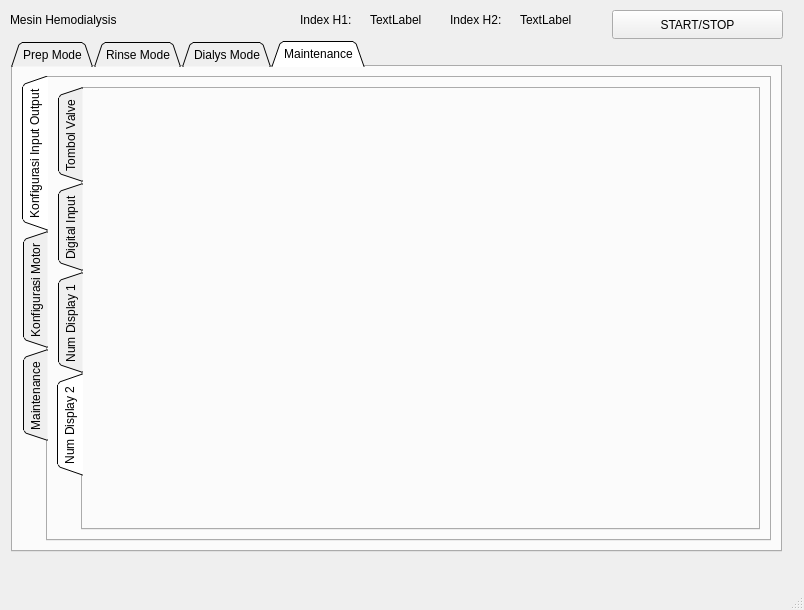
Above: mainwindow.ui from adammail42/HMI_Hemodialysis_Qt before the change. Below: the same form after it.
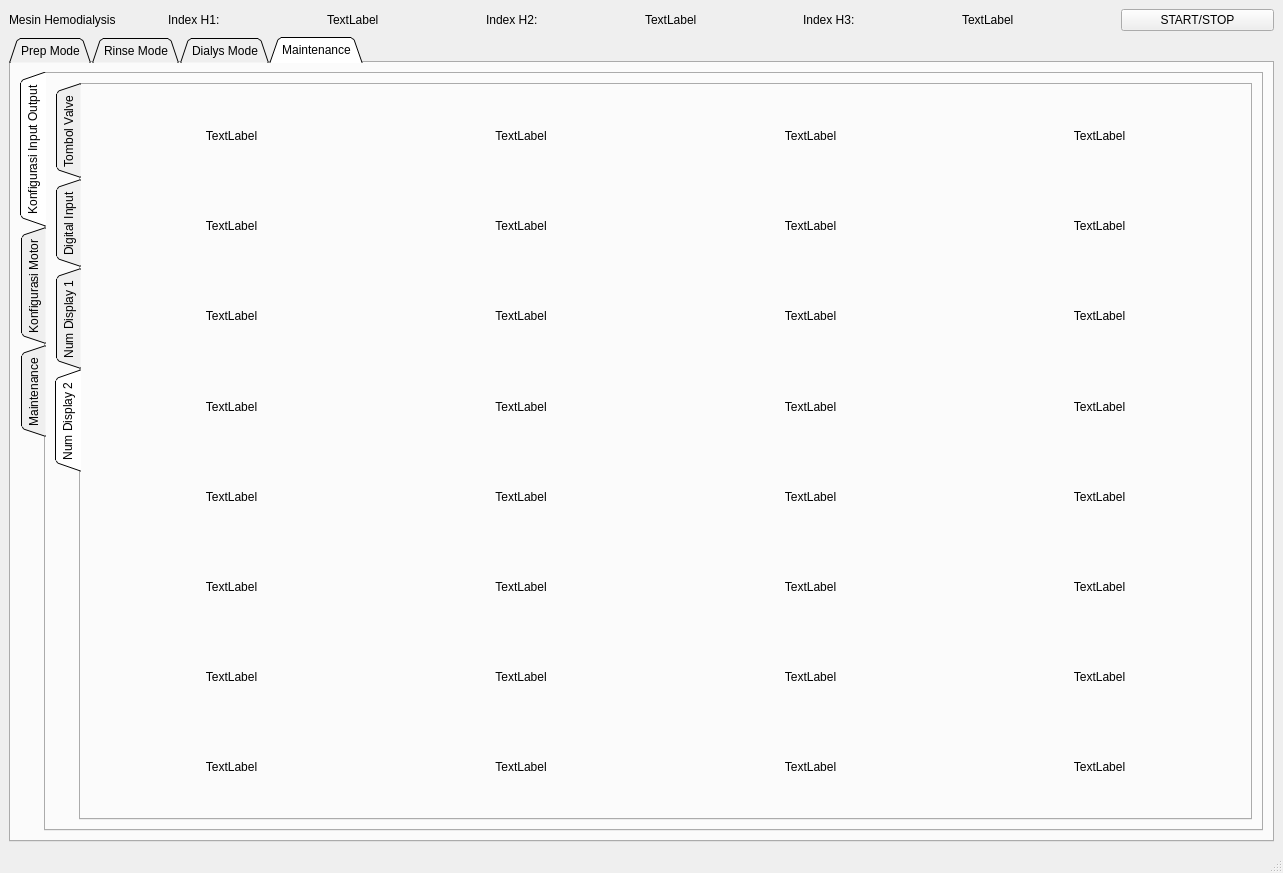
That is the form after the change. The open tabs and pages were chosen to show the change.

Diff of the .ui file:
```diff
--- a/mainwindow.ui
+++ b/mainwindow.ui
@@ -6,23 +6,38 @@
    <rect>
     <x>0</x>
     <y>0</y>
-    <width>804</width>
-    <height>610</height>
+    <width>1283</width>
+    <height>873</height>
    </rect>
   </property>
   <property name="windowTitle">
    <string>MainWindow</string>
   </property>
   <widget class="QWidget" name="centralwidget">
-   <widget class="QTabWidget" name="tabWidget">
-    <property name="geometry">
-     <rect>
-      <x>11</x>
-      <y>41</y>
-      <width>771</width>
-      <height>511</height>
-     </rect>
-    </property>
+   <layout class="QGridLayout" name="gridLayout_26">
+    <item row="0" column="5">
+     <widget class="QLabel" name="label_38">
+      <property name="text">
+       <string>Index H3:</string>
+      </property>
+     </widget>
+    </item>
+    <item row="0" column="2">
+     <widget class="QLabel" name="labelIndexH1">
+      <property name="text">
+       <string>TextLabel</string>
+      </property>
+     </widget>
+    </item>
+    <item row="0" column="3">
+     <widget class="QLabel" name="label_40">
+      <property name="text">
+       <string>Index H2:</string>
+      </property>
+     </widget>
+    </item>
+    <item row="1" column="0" colspan="8">
+     <widget class="QTabWidget" name="tabWidget_1">
     <property name="sizePolicy">
      <sizepolicy hsizetype="Preferred" vsizetype="Preferred">
       <horstretch>0</horstretch>
@@ -2129,6 +2144,328 @@
              <attribute name="title">
               <string>Num Display 2</string>
              </attribute>
+               <layout class="QGridLayout" name="gridLayout_25">
+                <item row="0" column="0">
+                 <widget class="QLabel" name="numDisplay_2_1">
+                  <property name="text">
+                   <string>TextLabel</string>
+                  </property>
+                  <property name="alignment">
+                   <set>Qt::AlignCenter</set>
+                  </property>
+                 </widget>
+                </item>
+                <item row="0" column="1">
+                 <widget class="QLabel" name="numDisplay_2_2">
+                  <property name="text">
+                   <string>TextLabel</string>
+                  </property>
+                  <property name="alignment">
+                   <set>Qt::AlignCenter</set>
+                  </property>
+                 </widget>
+                </item>
+                <item row="0" column="2">
+                 <widget class="QLabel" name="numDisplay_2_3">
+                  <property name="text">
+                   <string>TextLabel</string>
+                  </property>
+                  <property name="alignment">
+                   <set>Qt::AlignCenter</set>
+                  </property>
+                 </widget>
+                </item>
+                <item row="0" column="3">
+                 <widget class="QLabel" name="numDisplay_2_4">
+                  <property name="text">
+                   <string>TextLabel</string>
+                  </property>
+                  <property name="alignment">
+                   <set>Qt::AlignCenter</set>
+                  </property>
+                 </widget>
+                </item>
+                <item row="1" column="0">
+                 <widget class="QLabel" name="numDisplay_2_5">
+                  <property name="text">
+                   <string>TextLabel</string>
+                  </property>
+                  <property name="alignment">
+                   <set>Qt::AlignCenter</set>
+                  </property>
+                 </widget>
+                </item>
+                <item row="1" column="1">
+                 <widget class="QLabel" name="numDisplay_2_6">
+                  <property name="text">
+                   <string>TextLabel</string>
+                  </property>
+                  <property name="alignment">
+                   <set>Qt::AlignCenter</set>
+                  </property>
+                 </widget>
+                </item>
+                <item row="1" column="2">
+                 <widget class="QLabel" name="numDisplay_2_7">
+                  <property name="text">
+                   <string>TextLabel</string>
+                  </property>
+                  <property name="alignment">
+                   <set>Qt::AlignCenter</set>
+                  </property>
+                 </widget>
+                </item>
+                <item row="1" column="3">
+                 <widget class="QLabel" name="numDisplay_2_8">
+                  <property name="text">
+                   <string>TextLabel</string>
+                  </property>
+                  <property name="alignment">
+                   <set>Qt::AlignCenter</set>
+                  </property>
+                 </widget>
+                </item>
+                <item row="2" column="0">
+                 <widget class="QLabel" name="numDisplay_2_9">
+                  <property name="text">
+                   <string>TextLabel</string>
+                  </property>
+                  <property name="alignment">
+                   <set>Qt::AlignCenter</set>
+                  </property>
+                 </widget>
+                </item>
+                <item row="2" column="1">
+                 <widget class="QLabel" name="numDisplay_2_10">
+                  <property name="text">
+                   <string>TextLabel</string>
+                  </property>
+                  <property name="alignment">
+                   <set>Qt::AlignCenter</set>
+                  </property>
+                 </widget>
+                </item>
+                <item row="2" column="2">
+                 <widget class="QLabel" name="numDisplay_2_11">
+                  <property name="text">
+                   <string>TextLabel</string>
+                  </property>
+                  <property name="alignment">
+                   <set>Qt::AlignCenter</set>
+                  </property>
+                 </widget>
+                </item>
+                <item row="2" column="3">
+                 <widget class="QLabel" name="numDisplay_2_12">
+                  <property name="text">
+                   <string>TextLabel</string>
+                  </property>
+                  <property name="alignment">
+                   <set>Qt::AlignCenter</set>
+                  </property>
+                 </widget>
+                </item>
+                <item row="3" column="0">
+                 <widget class="QLabel" name="numDisplay_2_13">
+                  <property name="text">
+                   <string>TextLabel</string>
+                  </property>
+                  <property name="alignment">
+                   <set>Qt::AlignCenter</set>
+                  </property>
+                 </widget>
+                </item>
+                <item row="3" column="1">
+                 <widget class="QLabel" name="numDisplay_2_14">
+                  <property name="text">
+                   <string>TextLabel</string>
+                  </property>
+                  <property name="alignment">
+                   <set>Qt::AlignCenter</set>
+                  </property>
+                 </widget>
+                </item>
+                <item row="3" column="2">
+                 <widget class="QLabel" name="numDisplay_2_15">
+                  <property name="text">
+                   <string>TextLabel</string>
+                  </property>
+                  <property name="alignment">
+                   <set>Qt::AlignCenter</set>
+                  </property>
+                 </widget>
+                </item>
+                <item row="3" column="3">
+                 <widget class="QLabel" name="numDisplay_2_16">
+                  <property name="text">
+                   <string>TextLabel</string>
+                  </property>
+                  <property name="alignment">
+                   <set>Qt::AlignCenter</set>
+                  </property>
+                 </widget>
+                </item>
+                <item row="4" column="0">
+                 <widget class="QLabel" name="numDisplay_2_17">
+                  <property name="text">
+                   <string>TextLabel</string>
+                  </property>
+                  <property name="alignment">
+                   <set>Qt::AlignCenter</set>
+                  </property>
+                 </widget>
+                </item>
+                <item row="4" column="1">
+                 <widget class="QLabel" name="numDisplay_2_18">
+                  <property name="text">
+                   <string>TextLabel</string>
+                  </property>
+                  <property name="alignment">
+                   <set>Qt::AlignCenter</set>
+                  </property>
+                 </widget>
+                </item>
+                <item row="4" column="2">
+                 <widget class="QLabel" name="numDisplay_2_19">
+                  <property name="text">
+                   <string>TextLabel</string>
+                  </property>
+                  <property name="alignment">
+                   <set>Qt::AlignCenter</set>
+                  </property>
+                 </widget>
+                </item>
+                <item row="4" column="3">
+                 <widget class="QLabel" name="numDisplay_2_20">
+                  <property name="text">
+                   <string>TextLabel</string>
+                  </property>
+                  <property name="alignment">
+                   <set>Qt::AlignCenter</set>
+                  </property>
+                 </widget>
+                </item>
+                <item row="5" column="0">
+                 <widget class="QLabel" name="numDisplay_2_21">
+                  <property name="text">
+                   <string>TextLabel</string>
+                  </property>
+                  <property name="alignment">
+                   <set>Qt::AlignCenter</set>
+                  </property>
+                 </widget>
+                </item>
+                <item row="5" column="1">
+                 <widget class="QLabel" name="numDisplay_2_22">
+                  <property name="text">
+                   <string>TextLabel</string>
+                  </property>
+                  <property name="alignment">
+                   <set>Qt::AlignCenter</set>
+                  </property>
+                 </widget>
+                </item>
+                <item row="5" column="2">
+                 <widget class="QLabel" name="numDisplay_2_23">
+                  <property name="text">
+                   <string>TextLabel</string>
+                  </property>
+                  <property name="alignment">
+                   <set>Qt::AlignCenter</set>
+                  </property>
+                 </widget>
+                </item>
+                <item row="5" column="3">
+                 <widget class="QLabel" name="numDisplay_2_24">
+                  <property name="text">
+                   <string>TextLabel</string>
+                  </property>
+                  <property name="alignment">
+                   <set>Qt::AlignCenter</set>
+                  </property>
+                 </widget>
+                </item>
+                <item row="6" column="0">
+                 <widget class="QLabel" name="numDisplay_2_25">
+                  <property name="text">
+                   <string>TextLabel</string>
+                  </property>
+                  <property name="alignment">
+                   <set>Qt::AlignCenter</set>
+                  </property>
+                 </widget>
+                </item>
+                <item row="6" column="1">
+                 <widget class="QLabel" name="numDisplay_2_26">
+                  <property name="text">
+                   <string>TextLabel</string>
+                  </property>
+                  <property name="alignment">
+                   <set>Qt::AlignCenter</set>
+                  </property>
+                 </widget>
+                </item>
+                <item row="6" column="2">
+                 <widget class="QLabel" name="numDisplay_2_27">
+                  <property name="text">
+                   <string>TextLabel</string>
+                  </property>
+                  <property name="alignment">
+                   <set>Qt::AlignCenter</set>
+                  </property>
+                 </widget>
+                </item>
+                <item row="6" column="3">
+                 <widget class="QLabel" name="numDisplay_2_28">
+                  <property name="text">
+                   <string>TextLabel</string>
+                  </property>
+                  <property name="alignment">
+                   <set>Qt::AlignCenter</set>
+                  </property>
+                 </widget>
+                </item>
+                <item row="7" column="0">
+                 <widget class="QLabel" name="numDisplay_2_29">
+                  <property name="text">
+                   <string>TextLabel</string>
+                  </property>
+                  <property name="alignment">
+                   <set>Qt::AlignCenter</set>
+                  </property>
+                 </widget>
+                </item>
+                <item row="7" column="1">
+                 <widget class="QLabel" name="numDisplay_2_30">
+                  <property name="text">
+                   <string>TextLabel</string>
+                  </property>
+                  <property name="alignment">
+                   <set>Qt::AlignCenter</set>
+                  </property>
+                 </widget>
+                </item>
+                <item row="7" column="2">
+                 <widget class="QLabel" name="numDisplay_2_31">
+                  <property name="text">
+                   <string>TextLabel</string>
+                  </property>
+                  <property name="alignment">
+                   <set>Qt::AlignCenter</set>
+                  </property>
+                 </widget>
+                </item>
+                <item row="7" column="3">
+                 <widget class="QLabel" name="numDisplay_2_32">
+                  <property name="text">
+                   <string>TextLabel</string>
+                  </property>
+                  <property name="alignment">
+                   <set>Qt::AlignCenter</set>
+                  </property>
+                 </widget>
+                </item>
+               </layout>
             </widget>
            </widget>
           </item>
@@ -2659,84 +2996,43 @@
      </layout>
     </widget>
    </widget>
+    </item>
+    <item row="0" column="4">
+     <widget class="QLabel" name="labelIndexH2">
+      <property name="text">
+       <string>TextLabel</string>
+      </property>
+     </widget>
+    </item>
+    <item row="0" column="0">
+     <widget class="QLabel" name="labelMachine">
+      <property name="text">
+       <string>Mesin Hemodialysis</string>
+      </property>
+     </widget>
+    </item>
+    <item row="0" column="7">
    <widget class="QPushButton" name="buttonStart">
-    <property name="geometry">
-     <rect>
-      <x>612</x>
-      <y>10</y>
-      <width>171</width>
-      <height>29</height>
-     </rect>
-    </property>
     <property name="text">
      <string>START/STOP</string>
     </property>
    </widget>
+    </item>
+    <item row="0" column="1">
    <widget class="QLabel" name="label_37">
-    <property name="geometry">
-     <rect>
-      <x>300</x>
-      <y>10</y>
-      <width>63</width>
-      <height>20</height>
-     </rect>
-    </property>
     <property name="text">
      <string>Index H1:</string>
     </property>
    </widget>
-   <widget class="QLabel" name="labelIndexH1">
-    <property name="geometry">
-     <rect>
-      <x>370</x>
-      <y>10</y>
-      <width>63</width>
-      <height>20</height>
-     </rect>
-    </property>
+    </item>
+    <item row="0" column="6">
+     <widget class="QLabel" name="labelIndexH3">
     <property name="text">
      <string>TextLabel</string>
     </property>
    </widget>
-   <widget class="QLabel" name="labelMachine">
-    <property name="geometry">
-     <rect>
-      <x>10</x>
-      <y>10</y>
-      <width>141</width>
-      <height>20</height>
-     </rect>
-    </property>
-    <property name="text">
-     <string>Mesin Hemodialysis</string>
-    </property>
-   </widget>
-   <widget class="QLabel" name="label_40">
-    <property name="geometry">
-     <rect>
-      <x>450</x>
-      <y>10</y>
-      <width>63</width>
-      <height>20</height>
-     </rect>
-    </property>
-    <property name="text">
-     <string>Index H2:</string>
-    </property>
-   </widget>
-   <widget class="QLabel" name="labelIndexH2">
-    <property name="geometry">
-     <rect>
-      <x>520</x>
-      <y>10</y>
-      <width>63</width>
-      <height>20</height>
-     </rect>
-    </property>
-    <property name="text">
-     <string>TextLabel</string>
-    </property>
-   </widget>
+    </item>
+   </layout>
   </widget>
   <widget class="QMenuBar" name="menubar">
    <property name="geometry">
```
Left out of the diff: 10 changed lines with no effect on the pictures. Lines whose indentation alone changed are shown as unchanged.
